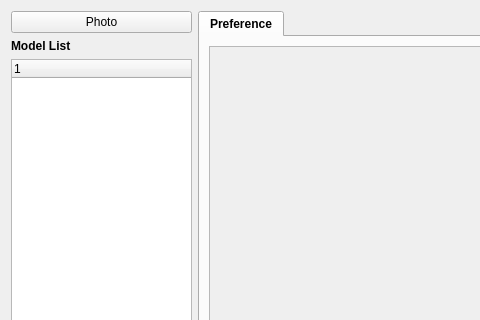
Qt form mm.ui (ukaukaaaa/AutoDetect-Viewer) before a commit; both pictures show x 0 to 480 and y 0 to 320 of the 753 by 745 pixel window.
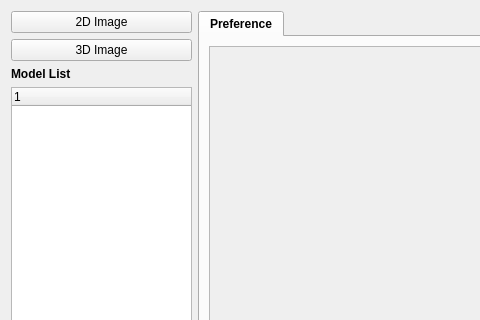
The same form after that commit.

The edit to the form file:
```diff
--- a/mm.ui
+++ b/mm.ui
@@ -19,11 +19,18 @@
      <item>
       <layout class="QHBoxLayout" name="horizontalLayout_2" stretch="1,3">
        <item>
-        <layout class="QVBoxLayout" name="verticalLayout" stretch="0,0,10">
+        <layout class="QVBoxLayout" name="verticalLayout" stretch="0,0,0,10">
          <item>
           <widget class="QPushButton" name="btnPhoto">
            <property name="text">
-            <string>Photo</string>
+            <string>2D Image</string>
+           </property>
+          </widget>
+         </item>
+         <item>
+          <widget class="QPushButton" name="btnFile">
+           <property name="text">
+            <string>3D Image</string>
            </property>
           </widget>
          </item>
```
